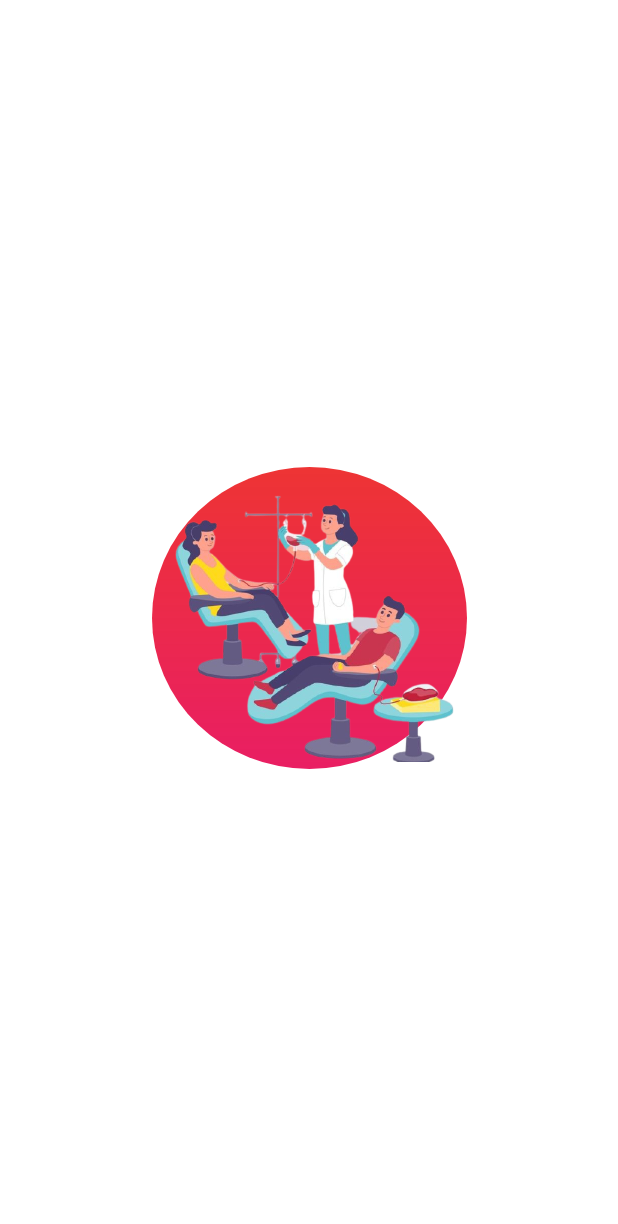
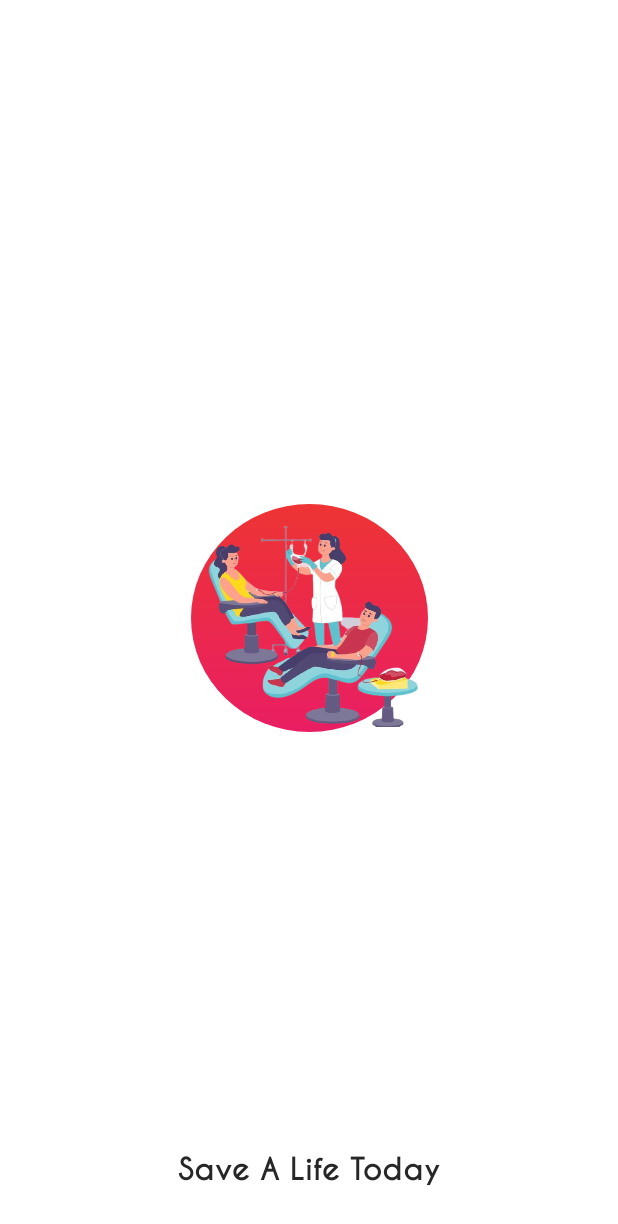
Before and after one commit to SydNS/BloodDonors-App, an Android app: the MainActivity screen opened directly, with no data from a screen before it, on a phone screen of 412 x 824 dp. Shown: the top 1224 px of the screen. Run offline under Robolectric (Android 15) with nearby library versions, the phone set to English and light mode, and no system bars; 1 statement that could not run was skipped.

Commit message:
added a app motto at the bottom

```diff
--- a/app/src/main/res/layout/activity_main.xml
+++ b/app/src/main/res/layout/activity_main.xml
@@ -9,12 +9,28 @@
 
     <ImageView
         android:id="@+id/imageView2"
-        android:layout_width="210dp"
-        android:layout_height="201dp"
+        android:layout_width="158dp"
+        android:layout_height="152dp"
         android:background="@drawable/splashbg"
         app:layout_constraintBottom_toBottomOf="parent"
         app:layout_constraintEnd_toEndOf="parent"
         app:layout_constraintStart_toStartOf="parent"
         app:layout_constraintTop_toTopOf="parent"
         app:srcCompat="@drawable/henry" />
+
+    <TextView
+        android:id="@+id/textView"
+        android:layout_width="wrap_content"
+        android:layout_height="wrap_content"
+        android:capitalize="words"
+        android:textSize="20sp"
+        android:fontFamily="@font/robotobold"
+        android:text="@string/save_a_life_today"
+        android:textColor="@color/colorDark"
+        app:layout_constraintBottom_toBottomOf="parent"
+        app:layout_constraintEnd_toEndOf="@+id/imageView2"
+        app:layout_constraintHorizontal_bias="0.493"
+        app:layout_constraintStart_toStartOf="@+id/imageView2"
+        app:layout_constraintTop_toBottomOf="@+id/imageView2"
+        app:layout_constraintVertical_bias="0.898" />
 </androidx.constraintlayout.widget.ConstraintLayout>
```
